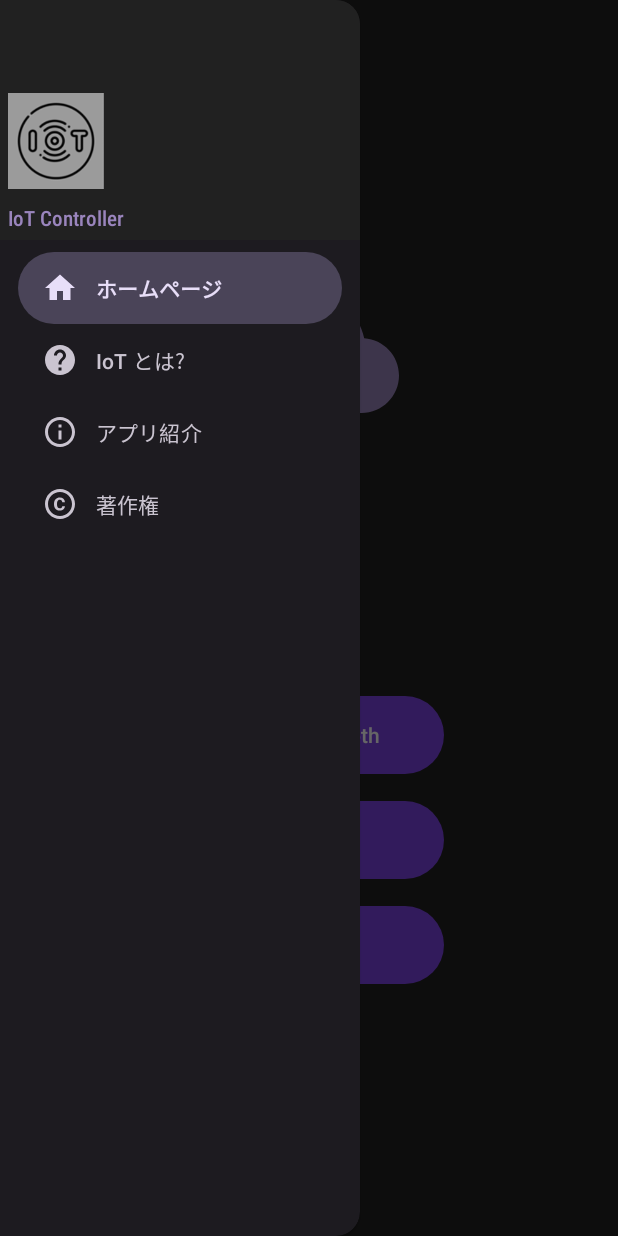
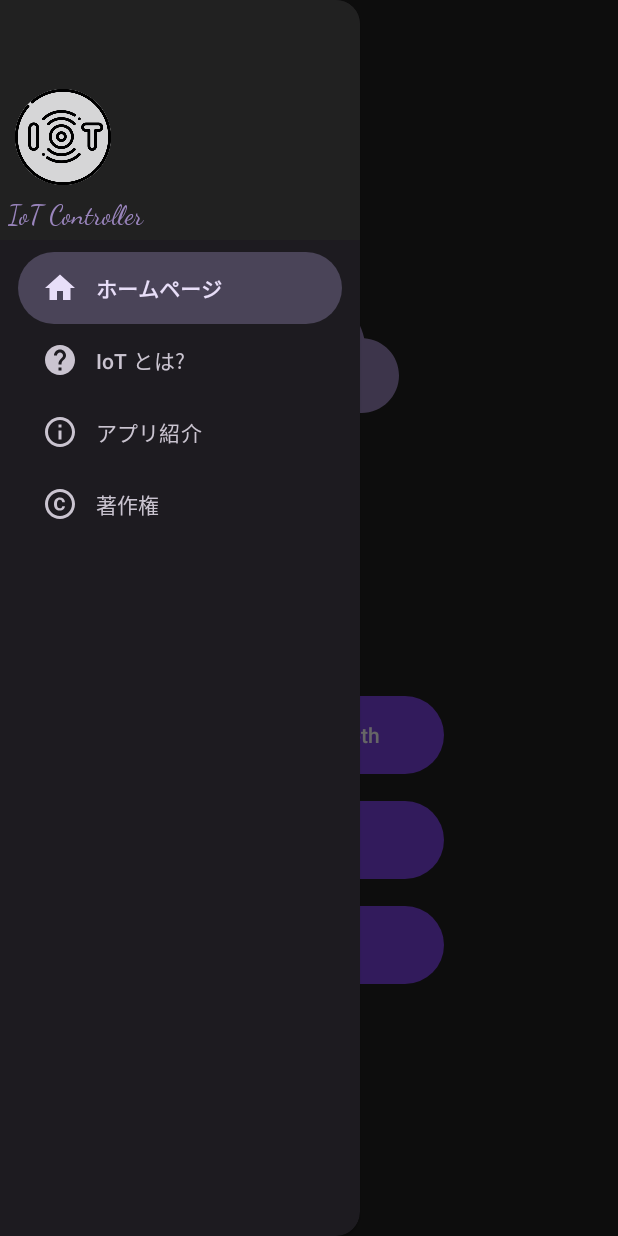
Before and after one commit to jeffchenjy/iot_controller_kotlin, an Android app: the screen it shows after launch (MainActivity), with the side drawer open, on a phone screen of 412 x 824 dp. Run offline under Robolectric (Android 15) with nearby library versions, the phone set to English and light mode, and no system bars.

Commit message:
Initial commit

```diff
--- /dev/null
+++ b/app/src/main/res/drawable/ic_leave.xml
@@ -0,0 +1,5 @@
+<vector android:autoMirrored="true" android:height="24dp"
+    android:tint="@color/small_icon_color" android:viewportHeight="24"
+    android:viewportWidth="24" android:width="24dp" xmlns:android="http://schemas.android.com/apk/res/android">
+    <path android:fillColor="@android:color/white" android:pathData="M10.09,15.59L11.5,17l5,-5 -5,-5 -1.41,1.41L12.67,11H3v2h9.67l-2.58,2.59zM19,3H5c-1.11,0 -2,0.9 -2,2v4h2V5h14v14H5v-4H3v4c0,1.1 0.89,2 2,2h14c1.1,0 2,-0.9 2,-2V5c0,-1.1 -0.9,-2 -2,-2z"/>
+</vector>
--- /dev/null
+++ b/app/src/main/res/drawable/iot_controller_icon_nav_use.xml
@@ -0,0 +1,6 @@
+<?xml version="1.0" encoding="utf-8"?>
+<shape xmlns:android="http://schemas.android.com/apk/res/android"
+    android:shape="rectangle">
+    <solid android:color="@color/ic_launcher_background"/>
+    <corners android:radius="150dp"/>
+</shape>
--- a/app/src/main/res/layout/activity_bt_scan.xml
+++ b/app/src/main/res/layout/activity_bt_scan.xml
@@ -59,19 +59,15 @@
                         android:layout_marginTop="35dp"
                         android:src="@drawable/ic_iot_bt"/>
                 </FrameLayout>
-
-
                 <Button
                     android:id="@+id/search_btn"
                     android:layout_width="170dp"
                     android:layout_height="60dp"
                     style="@style/Button_style"
-                    android:fontFamily="monospace"
                     android:text="Search"
                     android:drawableLeft="@drawable/ic_bluetooth_discoverable"
                     android:textColor="@color/white"
-                    android:textSize="16sp"
-                    android:textStyle="bold" />
+                    android:textSize="16sp"/>
             </LinearLayout>
 
             <ListView
--- a/app/src/main/res/layout/navigation_header.xml
+++ b/app/src/main/res/layout/navigation_header.xml
@@ -11,8 +11,9 @@
         android:layout_width="64dp"
         android:layout_height="64dp"
         android:contentDescription="@null"
-        android:layout_marginLeft="5dp"
-        android:src="@drawable/iot_controller_icon" />
+        android:layout_marginLeft="10dp"
+        android:background="@drawable/iot_controller_icon_nav_use"
+        android:src="@drawable/iot_original" />
 
     <TextView
         android:id="@+id/txtHeader"
@@ -21,7 +22,8 @@
         android:ellipsize="end"
         android:paddingTop="4dp"
         android:text="IoT Controller"
-        android:fontFamily="sans-serif-condensed-medium"
+        android:fontFamily="cursive"
+        android:textSize="18sp"
         android:layout_marginTop="5dp"
         android:layout_marginLeft="5dp"
         android:layout_marginBottom="5dp"
--- a/app/src/main/res/values/strings.xml
+++ b/app/src/main/res/values/strings.xml
@@ -10,6 +10,7 @@
     <string name="about">
         ユーザーはこのアプリを通じてどのIoT機能を使用するかできます。</string>
     <string name="copyright">Copyright © 2024 Jhih-Yong, Chen</string>
+    <string name="leave">このアプリを終了しますか?</string>
     <string name="car_control_instruction">
         ユーザーは方向ボタンを使用して車の方向を制御でき、ABXY ボタンを使用して車のモードを変更するコマンドを送信することもできます。</string>
     <string name="wf_operation">
@@ -37,6 +38,7 @@
     <string name="wifi">Wi-Fi メニュー</string>
     <string name="wifi_button">Wi-Fi</string>
     <string name="exit">Exit</string>
+    <string name="leave_title">退出</string>
     <string name="homepage">ホームページ</string>
     <string name="operation_title">操作紹介</string>
     <string name="main_operation_title">IoT とは?</string>
--- a/build.gradle.kts
+++ b/build.gradle.kts
@@ -1,11 +1,5 @@
-buildscript {
-    dependencies {
-        classpath("com.google.gms:google-services:4.4.1")
-    }
-}
 // Top-level build file where you can add configuration options common to all sub-projects/modules.
 plugins {
     id("com.android.application") version "8.1.3" apply false
     id("org.jetbrains.kotlin.android") version "1.9.0" apply false
-    id("com.google.gms.google-services") version "4.4.1" apply false //use firebase
 }
--- a/settings.gradle.kts
+++ b/settings.gradle.kts
@@ -10,7 +10,6 @@ dependencyResolutionManagement {
     repositories {
         google()
         mavenCentral()
-        maven { url = uri("https://jitpack.io") }
     }
 }
 
```
Also changed, not shown: app/src/main/java/com/example/iot_kotlin/MainActivity.kt (+18 -6 lines).
